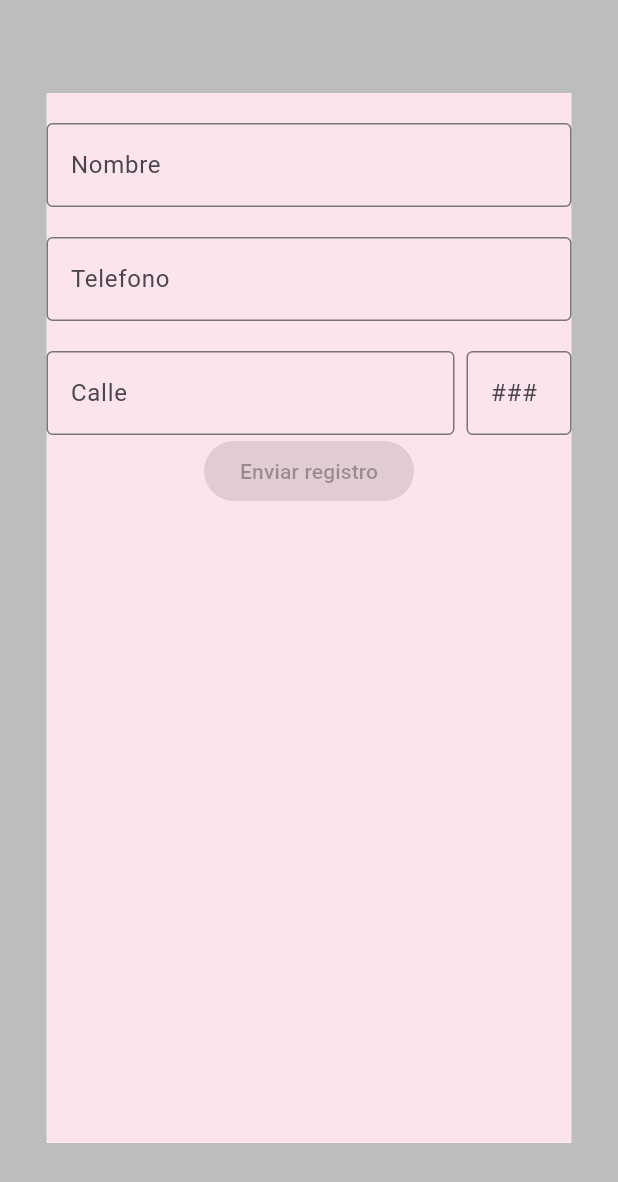
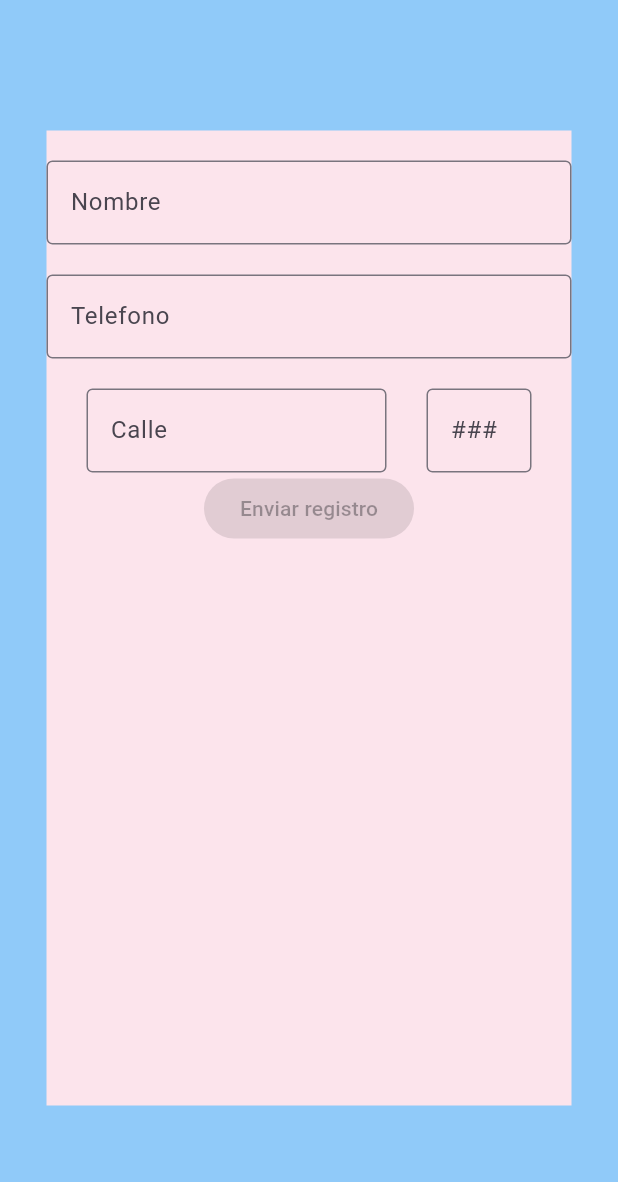
Before and after one commit to AlfonsoArzaveHernandez/app_sg, a Flutter app: the ContenidoRegisterScreen screen opened directly, on a phone screen of 412 x 824 dp. Shown: the top 1182 px of the screen. Run offline on Flutter 3.47's test engine with Material 3 defaults, Android fonts, the phone set to English and light mode, and no system bars; our stand-ins replace circle_nav_bar.

Commit message:
Fix REgister Screen

```diff
--- a/lib/screens/register_screen.dart
+++ b/lib/screens/register_screen.dart
@@ -36,7 +36,7 @@ class FondoRegistrarUsuario extends StatelessWidget {
   @override
   Widget build(BuildContext context) {
     return Container(
-      color: Colors.grey.shade400,
+      color: Colors.blue.shade200,
       height: double.infinity,
       width: double.infinity,
     );
@@ -50,8 +50,10 @@ class FormularioRegistroUsuario extends StatelessWidget {
   Widget build(BuildContext context) {
     return Align(
       alignment: Alignment.center,
+
       child: Container(
-        height: 700,
+
+        height: 650,
         width: 350,
         color: Colors.pink.shade50,
         child: Column(
@@ -73,9 +75,10 @@ class FormularioRegistroUsuario extends StatelessWidget {
 
             const SizedBox(height: 20),
             Row(
+              mainAxisAlignment: MainAxisAlignment.spaceEvenly,
               children: [
-                // Campo para Calle (ocupa todo el espacio disponible)
-                Expanded(
+                SizedBox(
+                  width: 200,
                   child: TextFormField(
                     decoration: const InputDecoration(
                       labelText: 'Calle',
@@ -83,14 +86,13 @@ class FormularioRegistroUsuario extends StatelessWidget {
                     ),
                   ),
                 ),
-                const SizedBox(width: 8), // Espacio entre campos
+                //const SizedBox(width: 8),
 
-                // Campo para Número (tamaño pequeño y hint text)
                 SizedBox(
-                  width: 70, // Ancho reducido
+                  width: 70,
                   child: TextFormField(
                     decoration: const InputDecoration(
-                      hintText: '###', // Hint text pequeño
+                      hintText: '###',
                       border: OutlineInputBorder(),
                     ),
                     keyboardType: TextInputType.number,
@@ -101,7 +103,7 @@ class FormularioRegistroUsuario extends StatelessWidget {
             const ElevatedButton(onPressed: null, child: Text('Enviar registro'))
           ],
         ),
-      ),
+      )
     );
   }
 }
```
Also changed, not shown: lib/screens/admins/admin_main_screen.dart (+10 -0 lines), lib/screens/residentes/resi_screen.dart (+10 -0 lines).
